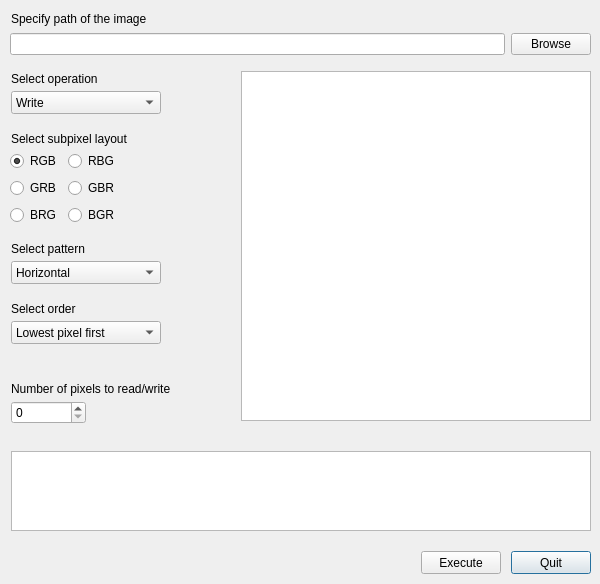
First picture: the form in steganoCracker.ui, repository tTargiel/steganoCracker, before the edit.
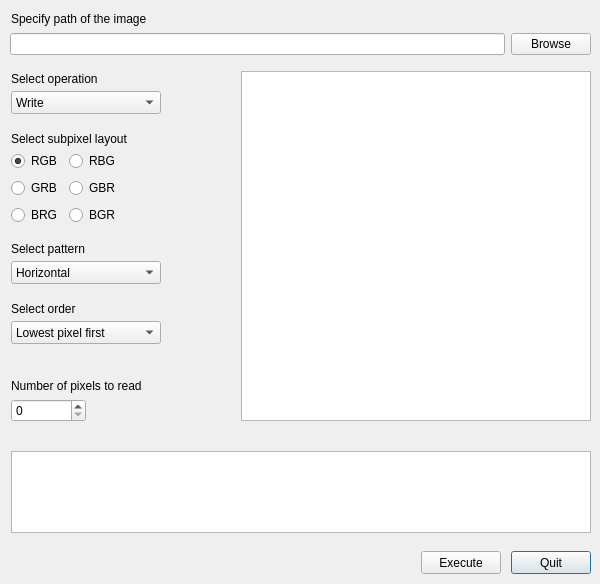
Second picture: the form after the edit.

Commit message: Implemented full functionality of reading operation (subpixel layout, pattern, order)

Patch:
```diff
--- a/steganoCracker.ui
+++ b/steganoCracker.ui
@@ -106,7 +106,7 @@
   <widget class="QWidget" name="layoutWidget">
    <property name="geometry">
     <rect>
-     <x>10</x>
+     <x>11</x>
      <y>150</y>
      <width>110</width>
      <height>77</height>
@@ -248,13 +248,13 @@
    <property name="geometry">
     <rect>
      <x>11</x>
-     <y>381</y>
+     <y>378</y>
      <width>200</width>
      <height>16</height>
     </rect>
    </property>
    <property name="text">
-    <string>Number of pixels to read/write</string>
+    <string>Number of pixels to read</string>
    </property>
   </widget>
   <widget class="QTextEdit" name="textEdit_text">
@@ -263,7 +263,7 @@
      <x>11</x>
      <y>451</y>
      <width>580</width>
-     <height>80</height>
+     <height>82</height>
     </rect>
    </property>
    <property name="focusPolicy">
@@ -296,7 +296,7 @@
    <property name="geometry">
     <rect>
      <x>11</x>
-     <y>401</y>
+     <y>399</y>
      <width>75</width>
      <height>23</height>
     </rect>
```
The commit also changes 3 other files.
